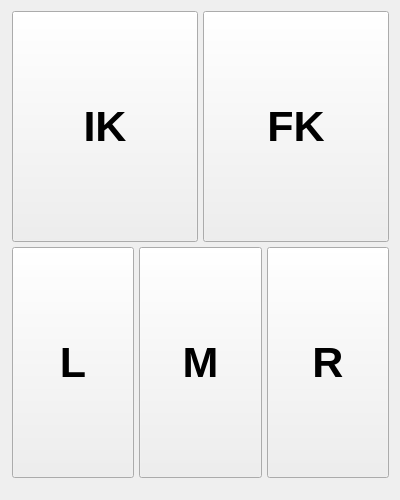
First picture: the form in tools/shapes.ui, repository a772bNsz/Rigging-Tools, before the edit.
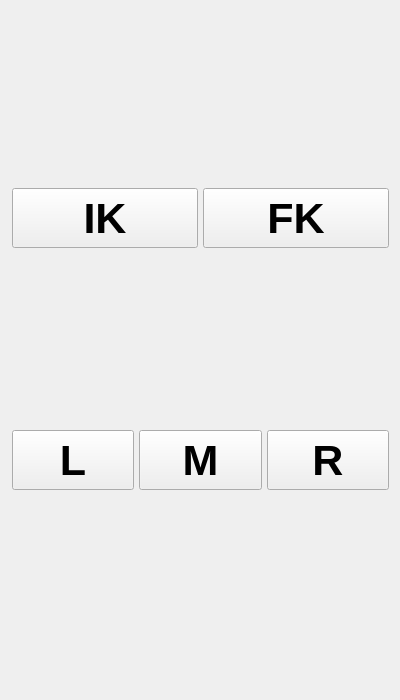
Second picture: the form after the edit.

Diff of the .ui file:
```diff
--- a/tools/shapes.ui
+++ b/tools/shapes.ui
@@ -7,13 +7,13 @@
     <x>0</x>
     <y>0</y>
     <width>400</width>
-    <height>500</height>
+    <height>700</height>
    </rect>
   </property>
   <property name="maximumSize">
    <size>
     <width>400</width>
-    <height>16777215</height>
+    <height>700</height>
    </size>
   </property>
   <property name="windowTitle">
@@ -37,7 +37,7 @@
      <item>
       <widget class="QPushButton" name="ik_btn">
        <property name="sizePolicy">
-        <sizepolicy hsizetype="Expanding" vsizetype="Minimum">
+        <sizepolicy hsizetype="Expanding" vsizetype="Fixed">
          <horstretch>0</horstretch>
          <verstretch>0</verstretch>
         </sizepolicy>
@@ -51,7 +51,7 @@
        <property name="maximumSize">
         <size>
          <width>16777215</width>
-         <height>16777215</height>
+         <height>60</height>
         </size>
        </property>
        <property name="font">
@@ -78,7 +78,7 @@
      <item>
       <widget class="QPushButton" name="fk_btn">
        <property name="sizePolicy">
-        <sizepolicy hsizetype="Expanding" vsizetype="Minimum">
+        <sizepolicy hsizetype="Expanding" vsizetype="Fixed">
          <horstretch>0</horstretch>
          <verstretch>0</verstretch>
         </sizepolicy>
@@ -92,7 +92,7 @@
        <property name="maximumSize">
         <size>
          <width>16777215</width>
-         <height>16777215</height>
+         <height>60</height>
         </size>
        </property>
        <property name="font">
@@ -132,7 +132,7 @@
      <item>
       <widget class="QPushButton" name="left_btn">
        <property name="sizePolicy">
-        <sizepolicy hsizetype="Expanding" vsizetype="Minimum">
+        <sizepolicy hsizetype="Expanding" vsizetype="Fixed">
          <horstretch>0</horstretch>
          <verstretch>0</verstretch>
         </sizepolicy>
@@ -146,7 +146,7 @@
        <property name="maximumSize">
         <size>
          <width>16777215</width>
-         <height>16777215</height>
+         <height>60</height>
         </size>
        </property>
        <property name="font">
@@ -167,7 +167,7 @@
      <item>
       <widget class="QPushButton" name="middle_btn">
        <property name="sizePolicy">
-        <sizepolicy hsizetype="Expanding" vsizetype="Minimum">
+        <sizepolicy hsizetype="Expanding" vsizetype="Fixed">
          <horstretch>0</horstretch>
          <verstretch>0</verstretch>
         </sizepolicy>
@@ -181,7 +181,7 @@
        <property name="maximumSize">
         <size>
          <width>16777215</width>
-         <height>16777215</height>
+         <height>60</height>
         </size>
        </property>
        <property name="font">
@@ -202,7 +202,7 @@
      <item>
       <widget class="QPushButton" name="right_btn">
        <property name="sizePolicy">
-        <sizepolicy hsizetype="Expanding" vsizetype="Minimum">
+        <sizepolicy hsizetype="Expanding" vsizetype="Fixed">
          <horstretch>0</horstretch>
          <verstretch>0</verstretch>
         </sizepolicy>
@@ -216,7 +216,7 @@
        <property name="maximumSize">
         <size>
          <width>16777215</width>
-         <height>16777215</height>
+         <height>60</height>
         </size>
        </property>
        <property name="font">
@@ -241,6 +241,9 @@
      <property name="topMargin">
       <number>10</number>
      </property>
+     <property name="bottomMargin">
+      <number>10</number>
+     </property>
      <property name="spacing">
       <number>0</number>
      </property>
```
